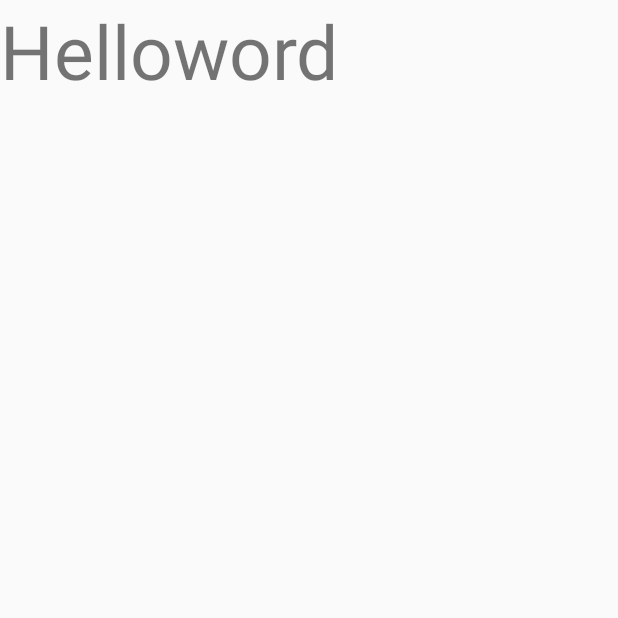
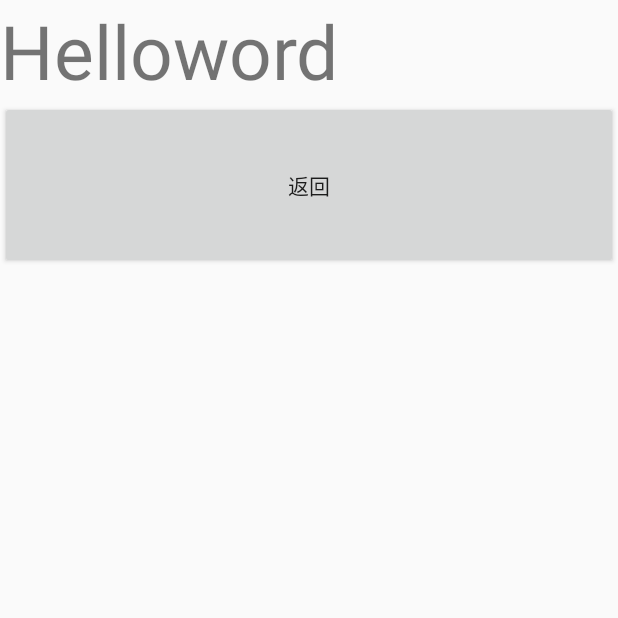
Before and after one commit to MrWQ/Intent, an Android app: the screen it shows after launch (another), after a tap on "TITTLE2", on a phone screen of 412 x 824 dp, the top half of it. Run offline under Robolectric (Android 15) with nearby library versions, the phone set to English and light mode, and no system bars.

Commit message:
Intent实践： 两个Activity互传数据&隐式启动和显示启动

```diff
--- a/app/src/main/java/com/example/administrator/intenttest/MainActivity.java
+++ b/app/src/main/java/com/example/administrator/intenttest/MainActivity.java
@@ -5,6 +5,7 @@ import android.support.v7.app.AppCompatActivity;
 import android.os.Bundle;
 import android.view.View;
 import android.widget.Button;
+import android.widget.Toast;
 
 public class MainActivity extends AppCompatActivity {
 
@@ -16,10 +17,23 @@ public class MainActivity extends AppCompatActivity {
         button.setOnClickListener(new View.OnClickListener() {
             @Override
             public void onClick(View view) {
-                Intent intent=new Intent();
+                Intent intent = new Intent();//intent 隐式启动
                 intent.setAction("android.intent.action.VIEW");
-                startActivity(intent);
+                intent.putExtra("name", "Wq");
+                intent.putExtra("age", 20);
+                intent.putExtra("tel", "1361109986");
+                startActivityForResult(intent, 0);//设置请求码 和数据
             }
         });
     }
+
+    @Override
+    protected void onActivityResult(int requestCode, int resultCode, Intent data) {
+        super.onActivityResult(requestCode, resultCode, data);
+        if (resultCode == 0) {//严谨的话：if(requestCode==0 &&resultCode ==0)
+            String result = data.getStringExtra("result");
+            Toast.makeText(MainActivity.this, result, Toast.LENGTH_LONG).show();
+
+        }
+    }
 }
--- a/app/src/main/java/com/example/administrator/intenttest/another.java
+++ b/app/src/main/java/com/example/administrator/intenttest/another.java
@@ -6,6 +6,8 @@ import android.os.Bundle;
 import android.support.annotation.LayoutRes;
 import android.support.annotation.Nullable;
 import android.view.View;
+import android.widget.Button;
+import android.widget.Toast;
 
 /**
  * Created by Administrator on 2017/9/7/007.
@@ -16,5 +18,21 @@ public class another extends Activity {
     protected void onCreate(@Nullable Bundle savedInstanceState) {
         super.onCreate(savedInstanceState);
         setContentView(R.layout.another);
+        Button button = (Button) findViewById(R.id.button2);
+        button.setOnClickListener(new View.OnClickListener() {
+            @Override
+            public void onClick(View view) {
+                //Intent intent=new Intent(another.this,MainActivity.class);//intent 显示启动
+                Intent intent1 = getIntent();//intent1 获取数据
+                String name = intent1.getStringExtra("name");
+                Integer age = intent1.getIntExtra("age", 20);
+                String tel = intent1.getStringExtra("tel");
+                Toast.makeText(another.this, "name:" + name + "\nage：" + age + "\ntel:" + tel, Toast.LENGTH_LONG).show();
+                intent1.putExtra("result", "name:\t" + name + " age:\t" + age + " tel:\t" + tel);
+                setResult(0, intent1);//返回结果 返回码和数据
+                finish();
+            }
+        });
+
     }
 }
--- a/app/src/main/res/layout/another.xml
+++ b/app/src/main/res/layout/another.xml
@@ -1,11 +1,23 @@
 <?xml version="1.0" encoding="utf-8"?>
 <LinearLayout xmlns:android="http://schemas.android.com/apk/res/android"
     android:layout_width="match_parent"
-    android:layout_height="match_parent">
+    android:layout_height="match_parent"
+    android:orientation="vertical"
+    android:weightSum="1">
+
     <TextView
         android:layout_width="match_parent"
         android:layout_height="wrap_content"
         android:text="@string/helloword"
         android:textSize="50dp"
         />
+
+    <Button
+        android:id="@+id/button2"
+        android:layout_width="match_parent"
+        android:layout_height="71dp"
+
+        android:layout_weight="0.06"
+        android:text="@string/returnButton" />
+
 </LinearLayout>
--- a/app/src/main/res/values/strings.xml
+++ b/app/src/main/res/values/strings.xml
@@ -2,4 +2,5 @@
     <string name="app_name">IntentTest</string>
     <string name="tittleAnother">tittle2</string>
     <string name="helloword">Helloword</string>
+    <string name="returnButton">返回</string>
 </resources>
```
